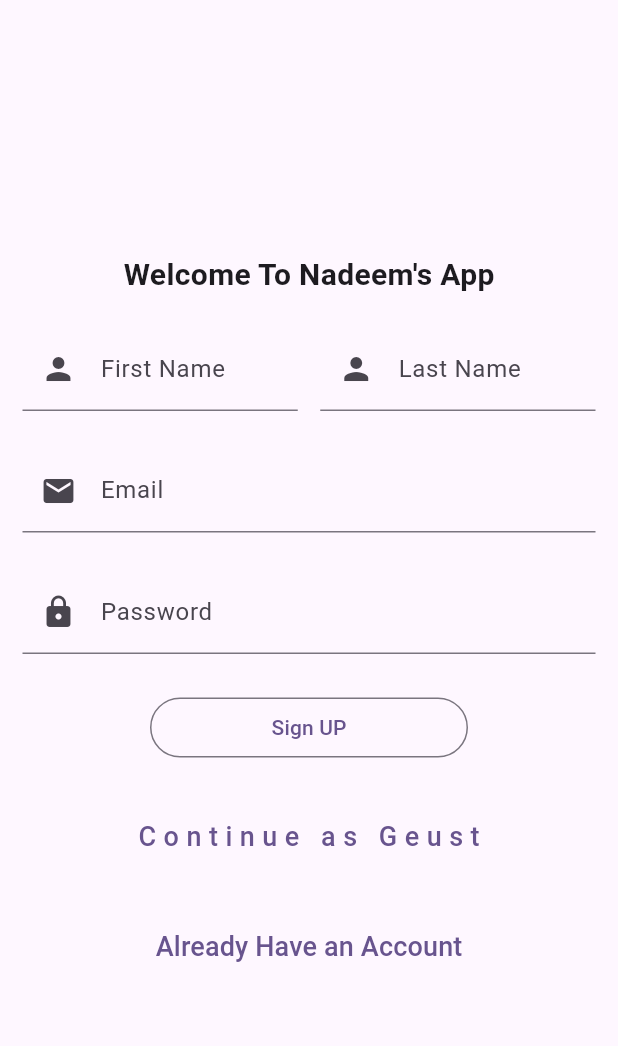
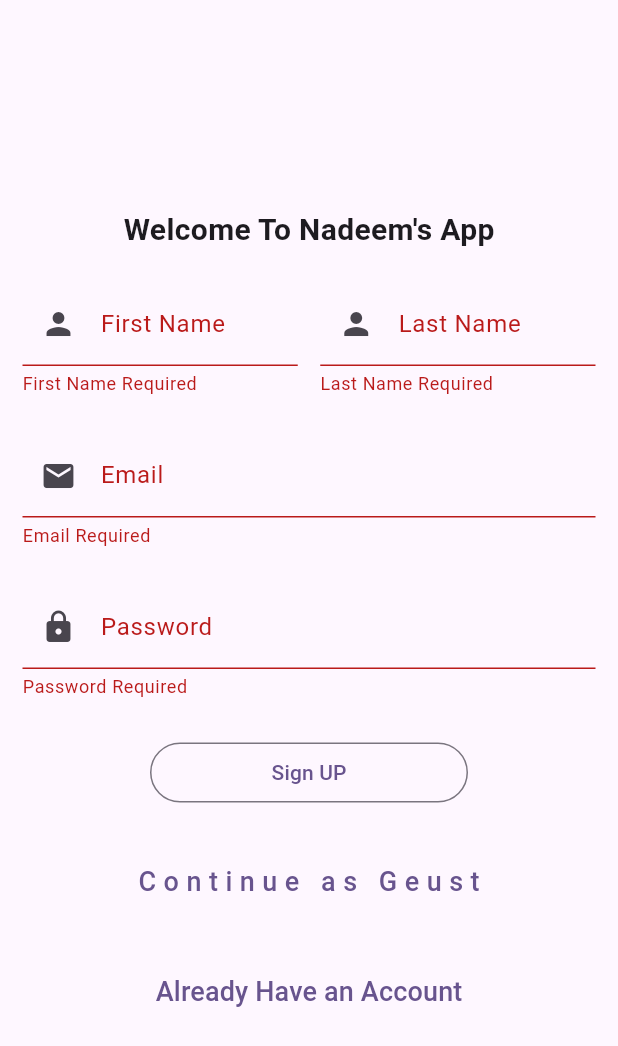
Before and after one commit to khannikkey01/Flutter-Firebase-Multiple-Vendo, a Flutter app: the RegisterScreen screen opened directly, after a tap on "Sign UP", on a phone screen of 412 x 824 dp. Shown: the top 1046 px of the screen. Run offline on Flutter 3.47's test engine with Material 2 defaults, Android fonts, the light colour scheme and no system bars.

Commit message:
RegistrationScreen with Validation complete

```diff
--- a/lib/views/screens/auth/login_screen.dart
+++ b/lib/views/screens/auth/login_screen.dart
@@ -70,7 +70,7 @@ class LoginScreen extends StatelessWidget {
                   context,
                   MaterialPageRoute(
                     builder: (context) {
-                      return const RegisterScreen();
+                      return RegisterScreen();
                     },
                   ),
                 );
--- a/lib/views/screens/auth/register_screen.dart
+++ b/lib/views/screens/auth/register_screen.dart
@@ -2,13 +2,17 @@ import 'package:flutter/material.dart';
 import 'package:m_vendor_app/views/screens/auth/login_screen.dart';
 
 class RegisterScreen extends StatelessWidget {
-  const RegisterScreen({super.key});
+  final GlobalKey<FormState> _formKey = GlobalKey<FormState>();
 
   @override
   Widget build(BuildContext context) {
     return Scaffold(
-      body: Padding(
+      body: Center(
+        child: SingleChildScrollView(
+          child: Padding(
             padding: const EdgeInsets.all(15.0),
+            child: Form(
+              key: _formKey,
               child: Column(
                 mainAxisAlignment: MainAxisAlignment.center,
                 children: [
@@ -26,6 +30,13 @@ class RegisterScreen extends StatelessWidget {
                     children: [
                       Flexible(
                         child: TextFormField(
+                          validator: (value) {
+                            if (value!.isEmpty) {
+                              return 'First Name Required';
+                            } else {
+                              return null;
+                            }
+                          },
                           decoration: const InputDecoration(
                             labelText: 'First Name',
                             prefixIcon: Icon(
@@ -39,6 +50,13 @@ class RegisterScreen extends StatelessWidget {
                       ),
                       Flexible(
                         child: TextFormField(
+                          validator: (value) {
+                            if (value!.isEmpty) {
+                              return 'Last Name Required';
+                            } else {
+                              return null;
+                            }
+                          },
                           decoration: const InputDecoration(
                             labelText: 'Last Name',
                             prefixIcon: Icon(
@@ -53,6 +71,13 @@ class RegisterScreen extends StatelessWidget {
                     height: 25,
                   ),
                   TextFormField(
+                    validator: (value) {
+                      if (value!.isEmpty) {
+                        return 'Email Required';
+                      } else {
+                        return null;
+                      }
+                    },
                     decoration: const InputDecoration(
                       labelText: 'Email',
                       prefixIcon: Icon(
@@ -64,6 +89,13 @@ class RegisterScreen extends StatelessWidget {
                     height: 25,
                   ),
                   TextFormField(
+                    validator: (value) {
+                      if (value!.isEmpty) {
+                        return 'Password Required';
+                      } else {
+                        return null;
+                      }
+                    },
                     decoration: const InputDecoration(
                       labelText: 'Password',
                       prefixIcon: Icon(
@@ -77,7 +109,13 @@ class RegisterScreen extends StatelessWidget {
                   Container(
                     width: MediaQuery.of(context).size.width - 200,
                     child: OutlinedButton(
-                onPressed: () {},
+                      onPressed: () {
+                        if (_formKey.currentState!.validate()) {
+                          print("Success");
+                        } else {
+                          print('Bad Credential');
+                        }
+                      },
                       child: const Text('Sign UP'),
                     ),
                   ),
@@ -99,7 +137,8 @@ class RegisterScreen extends StatelessWidget {
                   ),
                   TextButton(
                     onPressed: () {
-                Navigator.push(context, MaterialPageRoute(builder: (context) {
+                      Navigator.push(context,
+                          MaterialPageRoute(builder: (context) {
                         return const LoginScreen();
                       }));
                     },
@@ -113,6 +152,9 @@ class RegisterScreen extends StatelessWidget {
                 ],
               ),
             ),
+          ),
+        ),
+      ),
     );
   }
 }
```
Lines whose indentation alone changed are shown as unchanged.
